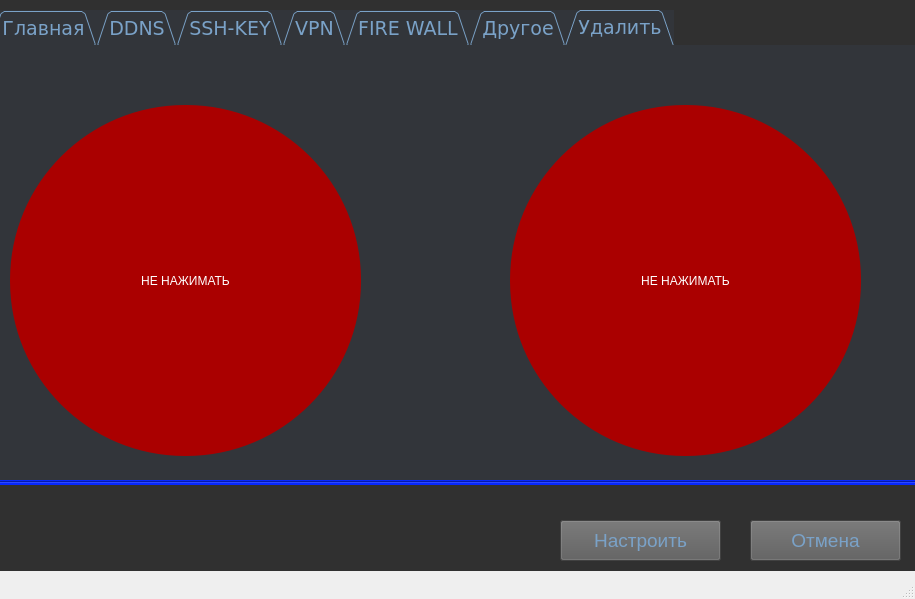
Before: the Qt Designer form project_last.ui in Noma2D/Auto-Admin, drawn with Qt 5.
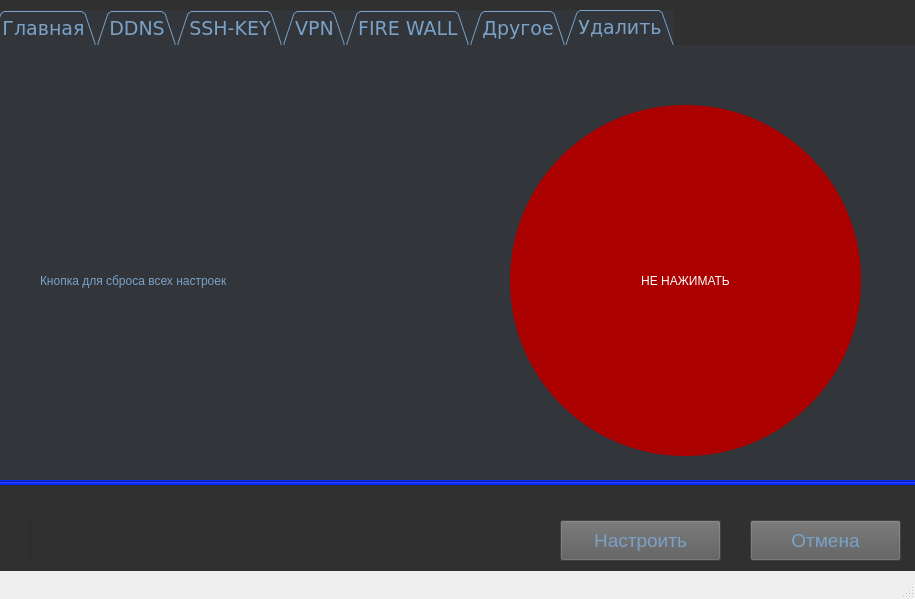
After: the same form once the commit is applied. The open tabs and pages were chosen to show the change.

```diff
--- a/project_last.ui
+++ b/project_last.ui
@@ -505,7 +505,7 @@
      <enum>QTabWidget::Triangular</enum>
     </property>
     <property name="currentIndex">
-     <number>6</number>
+     <number>5</number>
     </property>
     <property name="iconSize">
      <size>
@@ -1302,25 +1302,6 @@
      <attribute name="title">
       <string>Удалить</string>
      </attribute>
-     <widget class="QPushButton" name="pushButton">
-      <property name="geometry">
-       <rect>
-        <x>20</x>
-        <y>60</y>
-        <width>351</width>
-        <height>351</height>
-       </rect>
-      </property>
-      <property name="styleSheet">
-       <string notr="true">border-radius:175px;
-background-color: rgb(170, 0, 0);
-color: rgb(255, 255, 255);
-font: 15pt &quot;MS Sans Serif&quot;;</string>
-      </property>
-      <property name="text">
-       <string>НЕ НАЖИМАТЬ</string>
-      </property>
-     </widget>
      <widget class="QPushButton" name="pushButton_2">
       <property name="geometry">
        <rect>
@@ -1340,6 +1321,19 @@
        <string>НЕ НАЖИМАТЬ</string>
       </property>
      </widget>
+     <widget class="QLabel" name="label_12">
+      <property name="geometry">
+       <rect>
+        <x>50</x>
+        <y>70</y>
+        <width>431</width>
+        <height>331</height>
+       </rect>
+      </property>
+      <property name="text">
+       <string>Кнопка для сброса всех настроек</string>
+      </property>
+     </widget>
     </widget>
    </widget>
    <widget class="Line" name="line">
@@ -1414,11 +1408,32 @@
      <string/>
     </property>
    </widget>
+   <widget class="QProgressBar" name="progressBar">
+    <property name="geometry">
+     <rect>
+      <x>30</x>
+      <y>520</y>
+      <width>481</width>
+      <height>41</height>
+     </rect>
+    </property>
+    <property name="styleSheet">
+     <string notr="true">font: 12pt &quot;Verdana&quot;;
+background-color: rgba(255, 255, 255, 0);
+border-color: rgba(255, 255, 255, 0);
+color: rgba(255, 255, 255, 0);
+</string>
+    </property>
+    <property name="value">
+     <number>0</number>
+    </property>
+   </widget>
    <zorder>label</zorder>
    <zorder>page</zorder>
    <zorder>line</zorder>
    <zorder>setting</zorder>
    <zorder>cancl</zorder>
+   <zorder>progressBar</zorder>
   </widget>
   <widget class="QStatusBar" name="statusbar"/>
  </widget>
```
